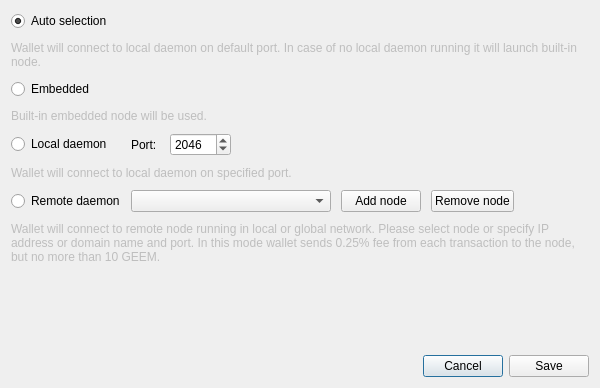
Above: src/gui/ui/connectionsettingsdialog.ui from geemcoin/geemwallet before the change. Below: the same form after it.
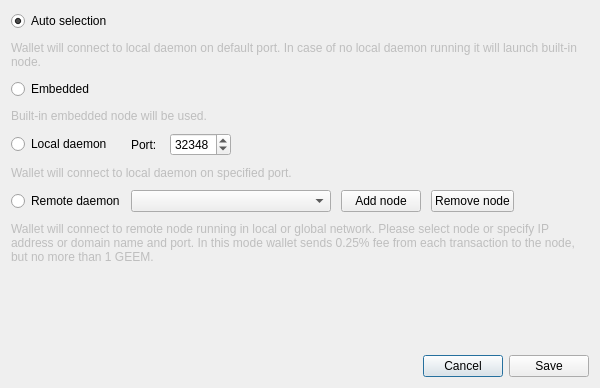
That is the form after the change. Icons and pictures are not drawn.

The edit to the form file:
```diff
--- a/src/gui/ui/connectionsettingsdialog.ui
+++ b/src/gui/ui/connectionsettingsdialog.ui
@@ -130,7 +130,7 @@
           <number>65535</number>
          </property>
          <property name="value">
-          <number>2046</number>
+          <number>32348</number>
          </property>
          <property name="displayIntegerBase">
           <number>10</number>
@@ -248,7 +248,7 @@
         </size>
        </property>
        <property name="text">
-        <string>Wallet will connect to remote node running in local or global network. Please select node or specify IP address or domain name and port. In this mode wallet sends 0.25% fee from each transaction to the node, but no more than 10 GEEM.</string>
+        <string>Wallet will connect to remote node running in local or global network. Please select node or specify IP address or domain name and port. In this mode wallet sends 0.25% fee from each transaction to the node, but no more than 1 GEEM.</string>
        </property>
        <property name="wordWrap">
         <bool>true</bool>
```
